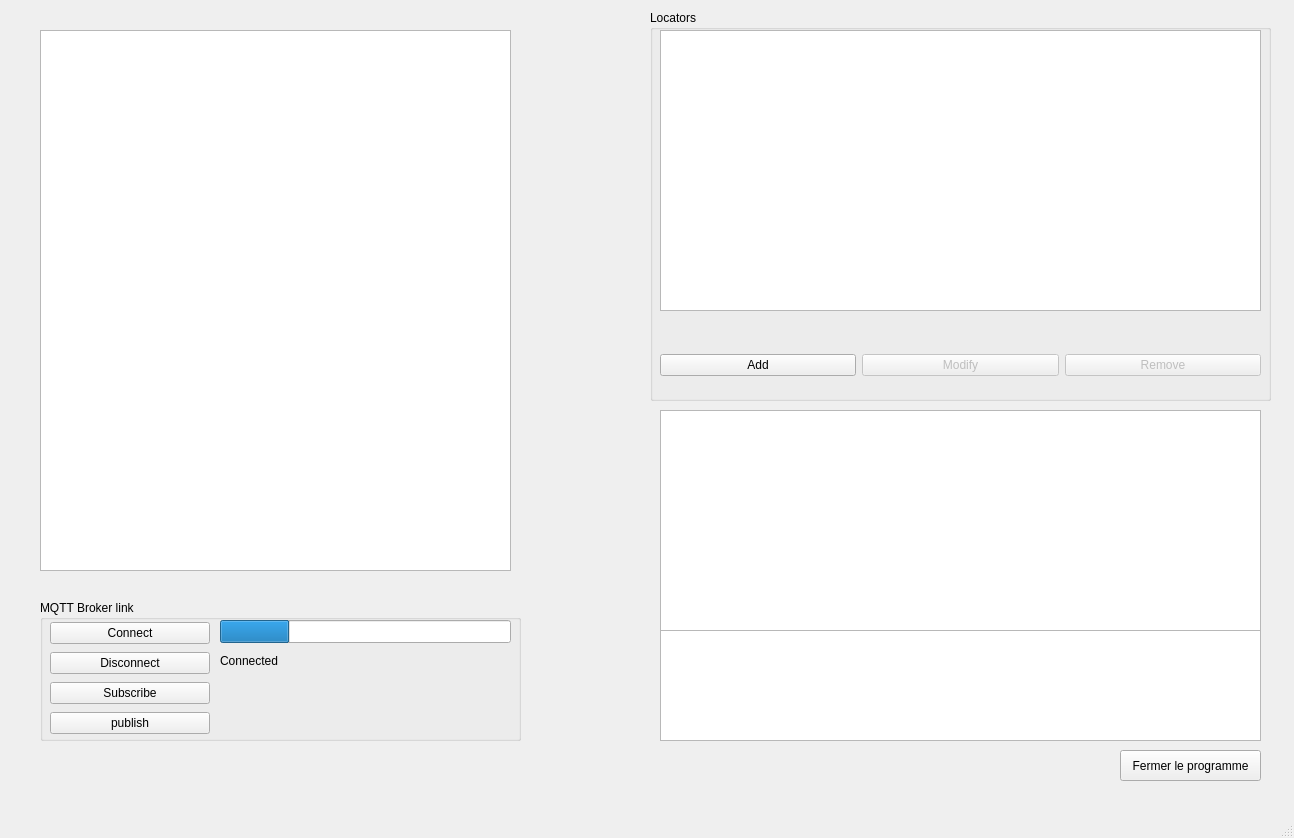
This is WeNetworkAoAlocator/mainwindow.ui in Hitarque/WeNetwork-Aoa-OpenProject as Qt 5 draws it before an edit. The edited form follows.
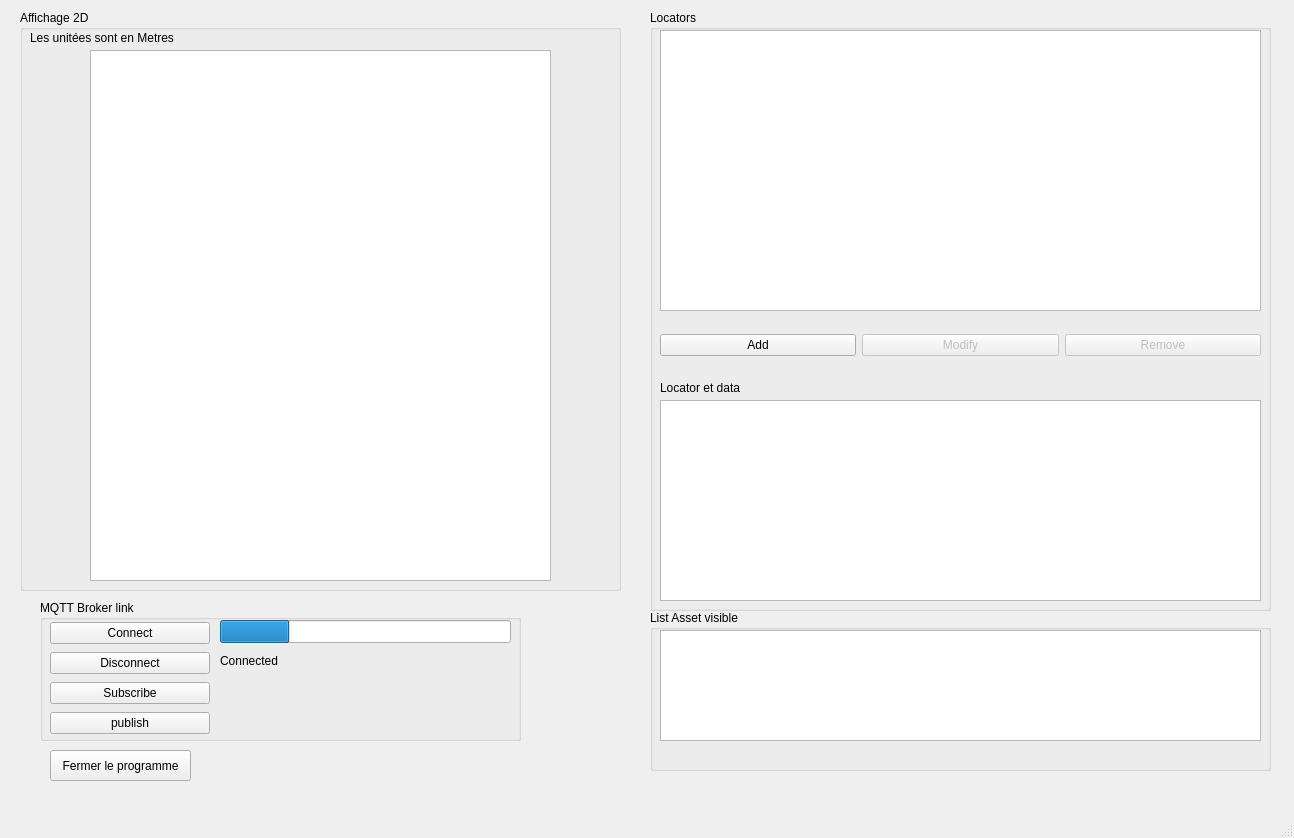
This is the edited form.

Patch:
```diff
--- a/WeNetworkAoAlocator/mainwindow.ui
+++ b/WeNetworkAoAlocator/mainwindow.ui
@@ -20,7 +20,7 @@
       <x>650</x>
       <y>10</y>
       <width>621</width>
-      <height>391</height>
+      <height>601</height>
      </rect>
     </property>
     <property name="title">
@@ -30,7 +30,7 @@
      <property name="geometry">
       <rect>
        <x>10</x>
-       <y>330</y>
+       <y>310</y>
        <width>601</width>
        <height>51</height>
       </rect>
@@ -75,40 +75,29 @@
       </rect>
      </property>
     </widget>
-   </widget>
-   <widget class="QGraphicsView" name="graphicsView">
-    <property name="geometry">
-     <rect>
-      <x>40</x>
-      <y>30</y>
-      <width>471</width>
-      <height>541</height>
-     </rect>
-    </property>
-    <property name="interactive">
-     <bool>true</bool>
-    </property>
-    <property name="sceneRect">
-     <rectf>
-      <x>0.000000000000000</x>
-      <y>0.000000000000000</y>
-      <width>0.000000000000000</width>
-      <height>0.000000000000000</height>
-     </rectf>
-    </property>
-    <property name="rubberBandSelectionMode">
-     <enum>Qt::IntersectsItemBoundingRect</enum>
-    </property>
-   </widget>
-   <widget class="QListWidget" name="listWidget_2">
-    <property name="geometry">
-     <rect>
-      <x>660</x>
-      <y>410</y>
-      <width>601</width>
-      <height>221</height>
-     </rect>
-    </property>
+    <widget class="QListWidget" name="listWidget_2">
+     <property name="geometry">
+      <rect>
+       <x>10</x>
+       <y>390</y>
+       <width>601</width>
+       <height>201</height>
+      </rect>
+     </property>
+    </widget>
+    <widget class="QLabel" name="label_3">
+     <property name="geometry">
+      <rect>
+       <x>10</x>
+       <y>370</y>
+       <width>111</width>
+       <height>16</height>
+      </rect>
+     </property>
+     <property name="text">
+      <string>Locator et data</string>
+     </property>
+    </widget>
    </widget>
    <widget class="QGroupBox" name="groupBox_2">
     <property name="geometry">
@@ -205,7 +194,7 @@
    <widget class="QPushButton" name="pushButton_8">
     <property name="geometry">
      <rect>
-      <x>1120</x>
+      <x>50</x>
       <y>750</y>
       <width>141</width>
       <height>31</height>
@@ -215,6 +204,79 @@
      <string>Fermer le programme</string>
     </property>
    </widget>
+   <widget class="QGroupBox" name="groupBox_3">
+    <property name="geometry">
+     <rect>
+      <x>650</x>
+      <y>610</y>
+      <width>621</width>
+      <height>161</height>
+     </rect>
+    </property>
+    <property name="title">
+     <string>List Asset visible</string>
+    </property>
+    <widget class="QListWidget" name="listWidget_3">
+     <property name="geometry">
+      <rect>
+       <x>10</x>
+       <y>20</y>
+       <width>601</width>
+       <height>111</height>
+      </rect>
+     </property>
+    </widget>
+   </widget>
+   <widget class="QGroupBox" name="groupBox_4">
+    <property name="geometry">
+     <rect>
+      <x>20</x>
+      <y>10</y>
+      <width>601</width>
+      <height>581</height>
+     </rect>
+    </property>
+    <property name="title">
+     <string>Affichage 2D</string>
+    </property>
+    <widget class="QGraphicsView" name="graphicsView">
+     <property name="geometry">
+      <rect>
+       <x>70</x>
+       <y>40</y>
+       <width>461</width>
+       <height>531</height>
+      </rect>
+     </property>
+     <property name="interactive">
+      <bool>true</bool>
+     </property>
+     <property name="sceneRect">
+      <rectf>
+       <x>0.000000000000000</x>
+       <y>0.000000000000000</y>
+       <width>0.000000000000000</width>
+       <height>0.000000000000000</height>
+      </rectf>
+     </property>
+     <property name="rubberBandSelectionMode">
+      <enum>Qt::IntersectsItemBoundingRect</enum>
+     </property>
+    </widget>
+    <widget class="QLabel" name="label_2">
+     <property name="geometry">
+      <rect>
+       <x>10</x>
+       <y>20</y>
+       <width>211</width>
+       <height>16</height>
+      </rect>
+     </property>
+     <property name="text">
+      <string>Les unitées sont en Metres</string>
+     </property>
+    </widget>
+   </widget>
   </widget>
   <widget class="QMenuBar" name="menubar">
    <property name="geometry">
```
Left out of the diff: 10 changed lines with no effect on the pictures.
